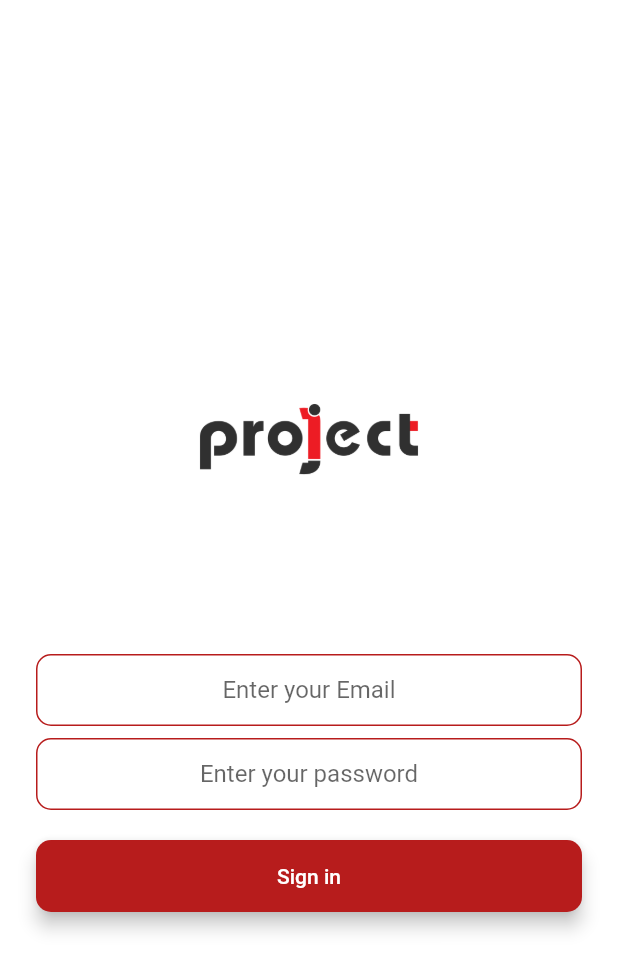
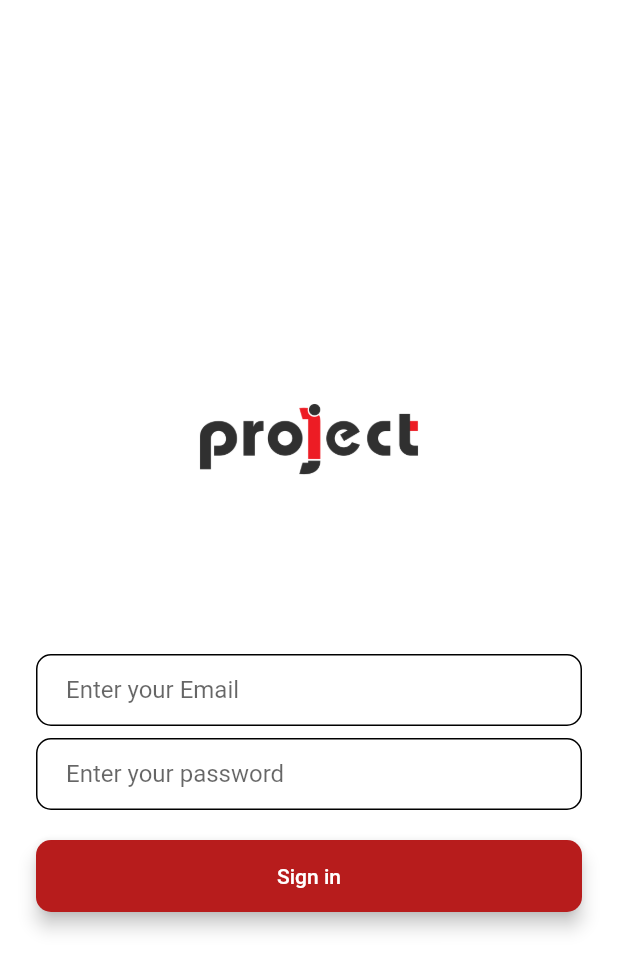
Before and after one commit to alrusafi13/messageme, a Flutter app: the screen it shows after launch, after a tap on "Sign in", on a phone screen of 412 x 824 dp. Shown: the top 971 px of the screen. Run offline on Flutter 3.47's test engine with Material 2 defaults, Android fonts, the phone set to English and light mode, and no system bars; drawn by our look-alikes of modal_progress_hud_nsn; our stand-ins replace cloud_firestore, firebase_auth, firebase_core; accounts and stored records are empty; network calls fail.

Commit message:
saving to Github

```diff
--- a/lib/screens/signin_screen.dart
+++ b/lib/screens/signin_screen.dart
@@ -2,6 +2,7 @@ import 'package:flutter/material.dart';
 import 'package:messageme_app/screens/chat_screen.dart';
 import 'package:messageme_app/widgets/my_button.dart';
 import 'package:firebase_auth/firebase_auth.dart';
+import 'package:messageme_app/widgets/my_text.dart';
 import 'package:modal_progress_hud_nsn/modal_progress_hud_nsn.dart';
 
 class SignInScreen extends StatefulWidget {
@@ -17,15 +18,21 @@ class _SignInScreenState extends State<SignInScreen> {
   late String email;
   late String password;
   bool showspinner = false;
-
+  final formkey = GlobalKey<FormState>();
+  final scaffoidkey = GlobalKey<ScaffoldState>();
+  TextEditingController _controlleremail = TextEditingController();
+  TextEditingController _controllerpass = TextEditingController();
   @override
   Widget build(BuildContext context) {
     return Scaffold(
+      key: scaffoidkey,
       backgroundColor: Colors.white,
       body: ModalProgressHUD(
         inAsyncCall: showspinner,
         child: Padding(
           padding: const EdgeInsets.symmetric(horizontal: 24),
+          child: Form(
+            key: formkey,
             child: Column(
               mainAxisAlignment: MainAxisAlignment.center,
               crossAxisAlignment: CrossAxisAlignment.stretch,
@@ -35,80 +42,36 @@ class _SignInScreenState extends State<SignInScreen> {
                   child: Image.asset('images/proj.png'),
                 ),
                 SizedBox(height: 50),
-              TextField(
-                keyboardType: TextInputType.emailAddress,
-                textAlign: TextAlign.center,
-                onChanged: (value) {
-                  email = value;
-                },
-                decoration: InputDecoration(
+                RoundedInputField(
                     hintText: 'Enter your Email',
-                  contentPadding: EdgeInsets.symmetric(
-                    vertical: 10,
-                    horizontal: 20,
-                  ),
-                  border: OutlineInputBorder(
-                    borderRadius: BorderRadius.all(
-                      Radius.circular(10),
-                    ),
-                  ),
-                  enabledBorder: OutlineInputBorder(
-                    borderSide: BorderSide(
-                      color: Colors.red[900]!,
-                      width: 1,
-                    ),
-                    borderRadius: BorderRadius.all(
-                      Radius.circular(10),
-                    ),
-                  ),
-                  focusedBorder: OutlineInputBorder(
-                    borderSide: BorderSide(
-                      color: Colors.black,
-                      width: 2,
-                    ),
-                    borderRadius: BorderRadius.all(
-                      Radius.circular(10),
-                    ),
-                  ),
-                ),
-              ),
+                    controller: _controlleremail,
+                    validator: (value) {
+                      if (value!.isEmpty ||
+                          !RegExp(r"^[a-zA-Z0-9.a-zA-Z0-9.!#$%&'*+-/=?^_`{|}~]+@[a-zA-Z0-9]+\.[a-zA-Z]+")
+                              .hasMatch(value)) {
+                        return 'Enter correct email ';
+                      } else {
+                        return null;
+                      }
+                    }),
                 SizedBox(height: 8),
-              TextField(
+                RoundedInputField(
                   obscureText: true,
                   textAlign: TextAlign.center,
                   onChanged: (value) {
                     password = value;
                   },
-                decoration: InputDecoration(
                   hintText: 'Enter your password',
-                  contentPadding: EdgeInsets.symmetric(
-                    vertical: 10,
-                    horizontal: 20,
-                  ),
-                  border: OutlineInputBorder(
-                    borderRadius: BorderRadius.all(
-                      Radius.circular(10),
-                    ),
-                  ),
-                  enabledBorder: OutlineInputBorder(
-                    borderSide: BorderSide(
-                      color: Colors.red[900]!,
-                      width: 1,
-                    ),
-                    borderRadius: BorderRadius.all(
-                      Radius.circular(10),
-                    ),
-                  ),
-                  focusedBorder: OutlineInputBorder(
-                    borderSide: BorderSide(
-                      color: Colors.black,
-                      width: 2,
-                    ),
-                    borderRadius: BorderRadius.all(
-                      Radius.circular(10),
-                    ),
-                  ),
-                ),
+                  controller: _controllerpass,
+                  validator: (value) {
+                    if (value!.isEmpty ||
+                        !RegExp(r'^[+]*[)}{0,1}[0-9]{1,4}[)}{0,1}[-\s\./0-9]+$')
+                            .hasMatch(value)) {
+                      return 'Enter correct password ';
+                    } else {
+                      return null;
+                    }
+                  },
                 ),
                 SizedBox(height: 10),
                 MyButton(
@@ -120,16 +83,21 @@ class _SignInScreenState extends State<SignInScreen> {
                     });
                     try {
                       final user = await _auth.signInWithEmailAndPassword(
-                        email: email, password: password);
+                          email: _controlleremail.text,
+                          password: _controllerpass.text);
                       // ignore: unnecessary_null_comparison
-                    if (user != null) {
+                      if (formkey.currentState!.validate()) {
                         Navigator.pushNamed(context, ChatScreen.screenRoute);
                         setState(() {
                           showspinner = false;
                         });
                       }
                     } catch (e) {
-                    print(e);
+                      ScaffoldMessenger.of(context).showSnackBar(
+                        const SnackBar(
+                          content: Text('e'),
+                        ),
+                      );
                     }
                   },
                 )
@@ -137,6 +105,7 @@ class _SignInScreenState extends State<SignInScreen> {
             ),
           ),
         ),
+      ),
     );
   }
 }
```
Lines whose indentation alone changed are shown as unchanged.
